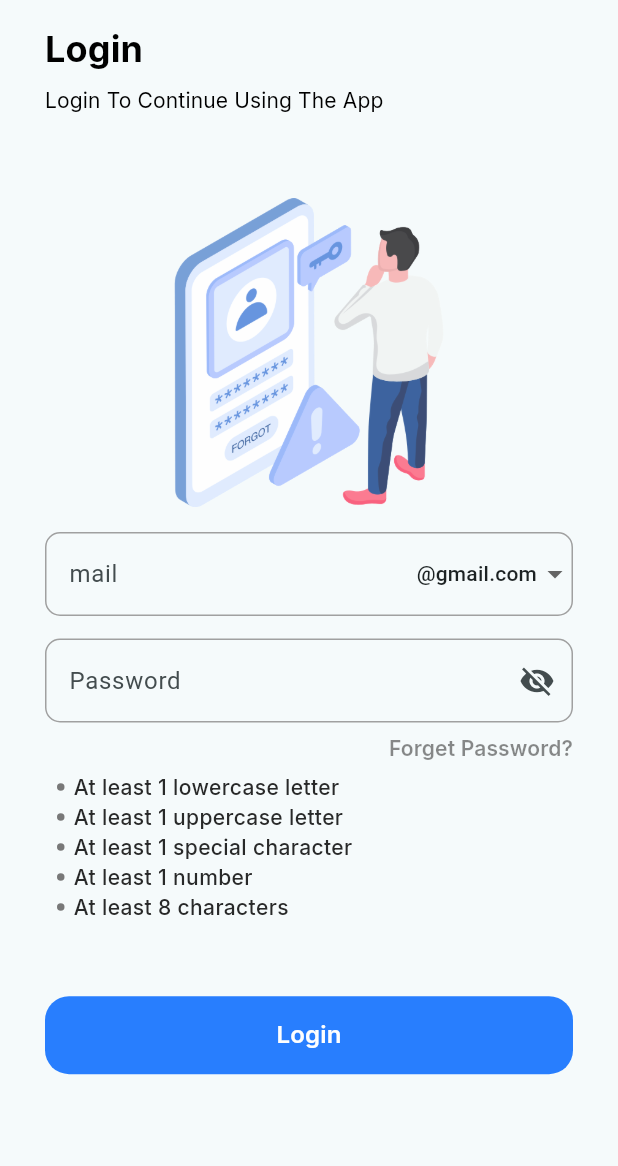
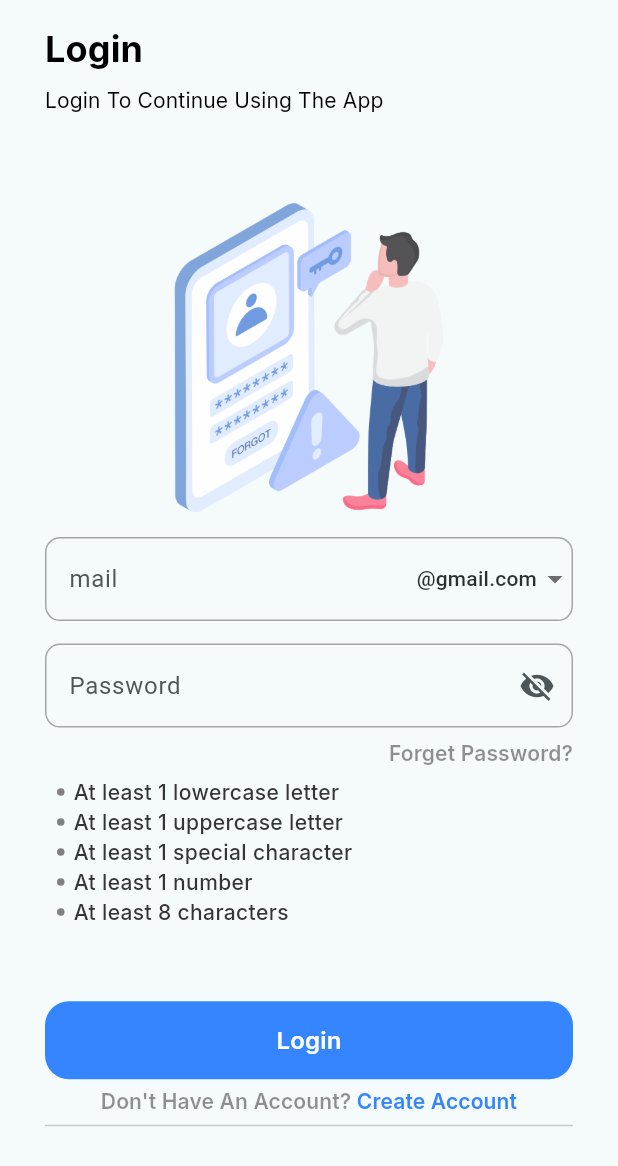
Before and after one commit to Sukhmeetsingh306/store_app, a Flutter app: the first screen one second after launch, on a phone screen of 412 x 824 dp. Shown: the top 1166 px of the screen. Run offline on Flutter 3.47's test engine with Material 3 defaults, Android fonts, the phone set to English and light mode, and no system bars; our stand-ins replace file_picker, flutter_riverpod, flutter_svg, google_fonts, image_picker, intl_phone_field and 3 more; missing offline and left inert: cloudinary_public, flutter_admin_scaffold, random_avatar.

Commit message:
changed the code

```diff
--- a/multi_vendor/lib/screen/authentication/login_auth_screen.dart
+++ b/multi_vendor/lib/screen/authentication/login_auth_screen.dart
@@ -52,19 +52,12 @@ class _LoginAuthScreenState extends State<LoginAuthScreen>
   bool _obscureText = true;
   bool hasMinLength = false;
   bool hasError = false;
-  bool _animationsInitialized = false;
 
-  void _initializeAnimations(bool isLargeScreen) {
-    if (_animationsInitialized) return; // prevent re-initialization
-
-    _animationsInitialized = true;
-
-    final baseDuration = isLargeScreen ? 1000 : 1000;
-    final fastDuration = isLargeScreen ? 1000 : 900;
-    final textDuration = isLargeScreen ? 1000 : 800;
-
+  @override
+  void initState() {
+    super.initState();
     _controller = AnimationController(
-      duration: Duration(milliseconds: baseDuration),
+      duration: const Duration(milliseconds: 1000),
       vsync: this,
     );
 
@@ -87,27 +80,33 @@ class _LoginAuthScreenState extends State<LoginAuthScreen>
 
     _textAnimationController1 = AnimationController(
       vsync: this,
-      duration: Duration(milliseconds: textDuration),
+      duration: const Duration(milliseconds: 800),
     );
 
     _slideAnimation1 = Tween<Offset>(
       begin: const Offset(0, 0.3),
       end: Offset.zero,
     ).animate(
-      CurvedAnimation(parent: _textAnimationController1, curve: Curves.easeOut),
+      CurvedAnimation(
+        parent: _textAnimationController1,
+        curve: Curves.easeOut,
+      ),
     );
 
     _fadeAnimation1 = Tween<double>(
       begin: 0.0,
       end: 1.0,
     ).animate(
-      CurvedAnimation(parent: _textAnimationController1, curve: Curves.easeIn),
+      CurvedAnimation(
+        parent: _textAnimationController1,
+        curve: Curves.easeIn,
+      ),
     );
 
     _textAnimationController1.forward();
 
     _controller2 = AnimationController(
-      duration: Duration(milliseconds: baseDuration),
+      duration: const Duration(milliseconds: 1000),
       vsync: this,
     );
 
@@ -126,28 +125,32 @@ class _LoginAuthScreenState extends State<LoginAuthScreen>
       CurvedAnimation(parent: _controller2, curve: Curves.easeInOut),
     );
 
+    Future.delayed(const Duration(milliseconds: 50), () {
+      _controller2.forward();
+    });
+
     _controller3 = AnimationController(
       vsync: this,
-      duration: Duration(milliseconds: fastDuration),
+      duration: Duration(milliseconds: 500),
     );
 
     _fadeAnimation3 = Tween<double>(begin: 0.0, end: 1.0).animate(
-      CurvedAnimation(parent: _controller3, curve: Curves.easeInOut),
+      CurvedAnimation(parent: _controller, curve: Curves.easeInOut),
     );
 
-    _moveAnimation3 = Tween<Offset>(
-      begin: Offset(0, 0.1),
-      end: Offset(0, 0),
-    ).animate(
-      CurvedAnimation(parent: _controller3, curve: Curves.easeInOut),
+    _moveAnimation3 =
+        Tween<Offset>(begin: Offset(0, 0.1), end: Offset(0, 0)).animate(
+      CurvedAnimation(parent: _controller, curve: Curves.easeInOut),
     );
 
+    Future.delayed(const Duration(milliseconds: 50), () {
       _controller3.forward();
 
       _controller3.addStatusListener((status) {
         if (status == AnimationStatus.completed) {
           _controller2.forward();
         }
+      });
     });
   }
 
@@ -406,8 +409,13 @@ class _LoginAuthScreenState extends State<LoginAuthScreen>
                 ),
               ),
               sizedBoxH8(),
-              isLargeScreen
-                  ? Column(
+              FadeTransition(
+                opacity: _fadeAnimation2,
+                child: SlideTransition(
+                  position: _slideAnimation2,
+                  child: ScaleTransition(
+                    scale: _scaleAnimation2,
+                    child: Column(
                       mainAxisSize: MainAxisSize.min,
                       children: [
                         Center(
@@ -437,43 +445,6 @@ class _LoginAuthScreenState extends State<LoginAuthScreen>
                         ),
                         Divider(),
                       ],
-                    )
-                  : FadeTransition(
-                      opacity: _fadeAnimation2,
-                      child: SlideTransition(
-                        position: _slideAnimation2,
-                        child: ScaleTransition(
-                          scale: _scaleAnimation2,
-                          child: Column(
-                            mainAxisSize: MainAxisSize.min,
-                            children: [
-                              Center(
-                                child: GestureDetector(
-                                  onTap: () {
-                                    materialNamedRouteNavigator(
-                                        context, '/registerPage');
-                                  },
-                                  child: RichText(
-                                    textAlign: TextAlign.center,
-                                    text: TextSpan(
-                                      children: [
-                                        textSpan(
-                                          'Don\'t Have An Account?',
-                                          fontSize: 14,
-                                        ),
-                                        textSpan(
-                                          ' Create Account',
-                                          fontSize: 14,
-                                          color: const Color.fromRGBO(
-                                              36, 124, 255, 1),
-                                        ),
-                                      ],
-                                    ),
-                                  ),
-                                ),
-                              ),
-                              Divider(),
-                            ],
                     ),
                   ),
                 ),
@@ -490,7 +461,6 @@ class _LoginAuthScreenState extends State<LoginAuthScreen>
     return Scaffold(
       body: LayoutBuilder(builder: (context, constraints) {
         bool isLargeScreen = constraints.maxWidth > 900;
-        _initializeAnimations(isLargeScreen);
         return isLargeScreen
             ? Stack(
                 children: [
```
Also changed, not shown: multi_vendor/lib/utils/widget/helper_widget.dart (+99 -0 lines). Lines whose indentation alone changed are shown as unchanged.
